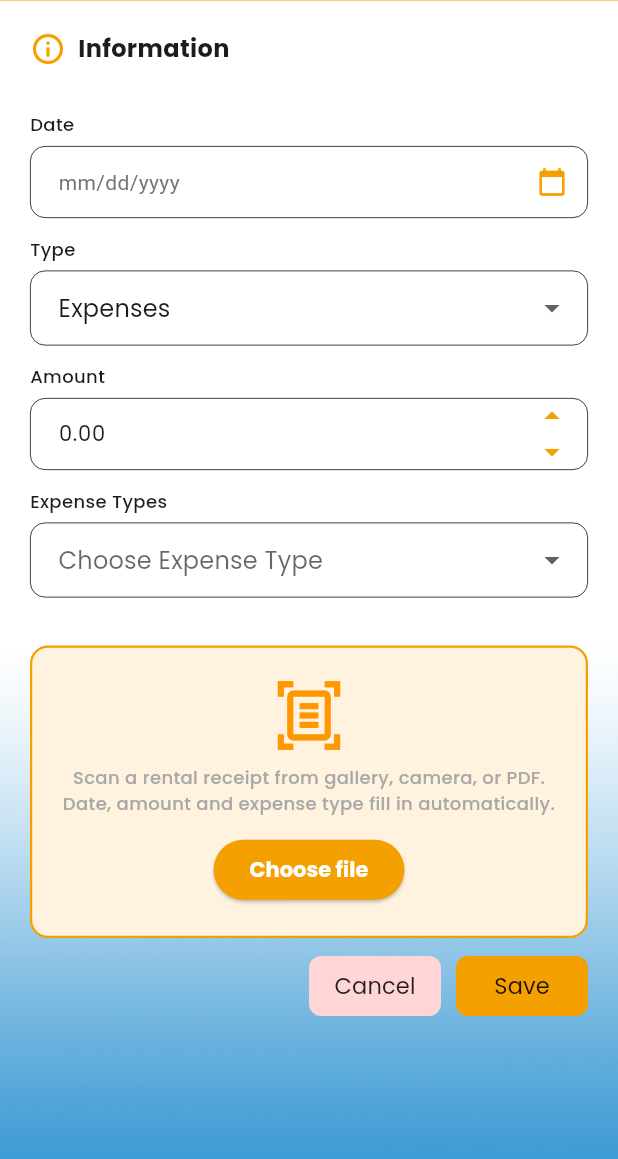
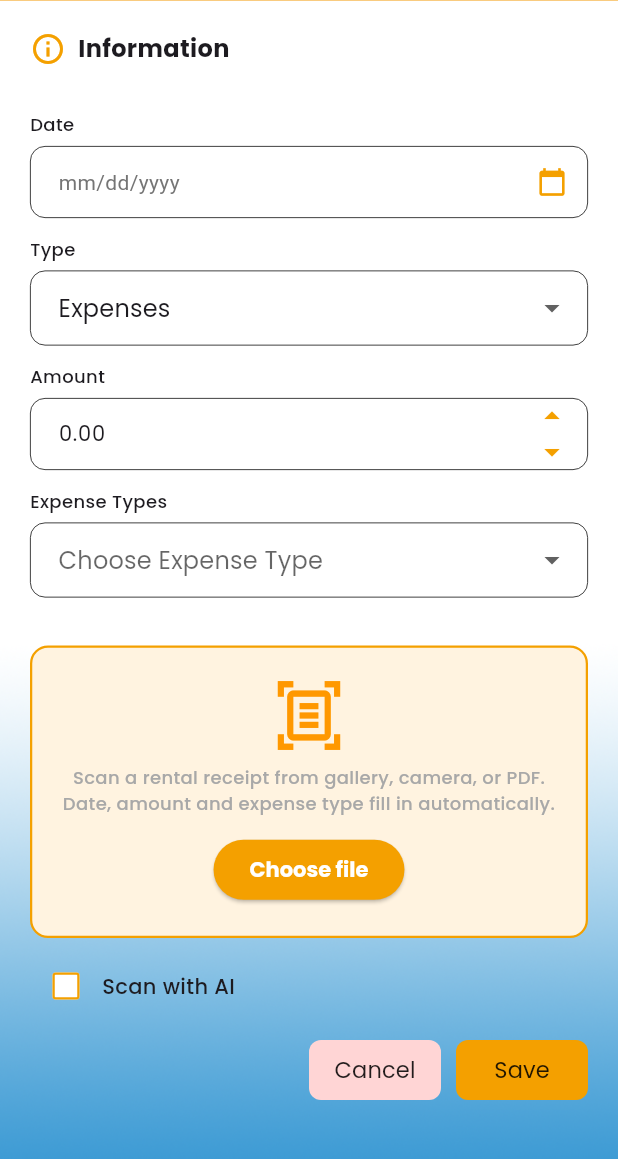
Before and after one commit to AwaisChand/Storax-Tax, a Flutter app: the AddEntryScreen screen opened directly, on a phone screen of 412 x 824 dp, the part 61-1220 px from its top. Run offline on Flutter 3.47's test engine with Material 3 defaults, Android fonts, the phone set to English and light mode, and no system bars; our stand-ins replace cached_network_image, camera, csv, file_picker, fl_chart, flutter_dotenv and 17 more; missing offline and left inert: crop_your_image, cunning_document_scanner, flutter_doc_scanner, flutter_inappwebview, flutter_polyline_points, flutter_stripe and 3 more; accounts and stored records are empty.

Commit message:
WIP optional Scan with AI checkbox on add-entry proofs
Co-authored-by: Cursor <cursoragent@cursor.com>

```diff
--- a/assets/lang/en.json
+++ b/assets/lang/en.json
@@ -112,6 +112,7 @@
   "descNewReceiptText": "Fill in the details to add a new receipt.",
   "uploadFileText": "Upload file",
   "scanReceiptHintText": "Scan a rental receipt from gallery, camera, or PDF. Date, amount and expense type fill in automatically.",
+  "scanWithAiText": "Scan with AI",
   "scanningReceiptText": "Scanning receipt",
   "extractingEntryFieldsText": "Reading date, amount and category",
   "chooseFileText": "Choose file",
--- a/assets/lang/fr.json
+++ b/assets/lang/fr.json
@@ -111,6 +111,7 @@
   "descNewReceiptText": "Remplissez les informations pour ajouter un nouveau reçu.",
   "uploadFileText": "Téléverser le fichier",
   "scanReceiptHintText": "Numérisez un reçu locatif depuis la galerie, l’appareil photo ou un PDF. La date, le montant et le type de dépense se remplissent automatiquement.",
+  "scanWithAiText": "Numériser avec l’IA",
   "scanningReceiptText": "Numérisation du reçu",
   "extractingEntryFieldsText": "Lecture de la date, du montant et de la catégorie",
   "chooseFileText": "Choisir un fichier",
--- a/lib/screens/bottom_nav_bar/bottom_nav_bar_screens/rental_property/rental_property_screens/entry/entry_screens/add_entry_screen.dart
+++ b/lib/screens/bottom_nav_bar/bottom_nav_bar_screens/rental_property/rental_property_screens/entry/entry_screens/add_entry_screen.dart
@@ -150,6 +150,8 @@ class _AddEntryScreenState extends State<AddEntryScreen> {
   }
 
   File? selectedImage;
+  bool scanWithAi = false;
+  String? _scannedProofPath;
   DateTime? selectedDate;
   String selectedType = typeExpense;
   String? selectedExpenseType;
@@ -181,7 +183,7 @@ class _AddEntryScreenState extends State<AddEntryScreen> {
   Future<void> _pickFromGallery() async {
     final picked = await context.read<AuthViewModel>().pickImageFromGallery();
     if (!mounted || picked == null) return;
-    await _scanReceipt(picked);
+    await _handlePickedProof(picked);
   }
 
   Future<void> _pickFromCamera() async {
@@ -189,16 +191,38 @@ class _AddEntryScreenState extends State<AddEntryScreen> {
     if (!mounted) return;
     final picked = await context.read<AuthViewModel>().scanReceiptWithCamera();
     if (!mounted || picked == null) return;
-    await _scanReceipt(picked);
+    await _handlePickedProof(picked);
   }
 
   Future<void> _pickFromPdf() async {
     final picked = await context.read<AuthViewModel>().pickPdfFile();
     if (!mounted || picked == null) return;
-    await _scanReceipt(picked);
+    await _handlePickedProof(picked);
+  }
+
+  Future<void> _handlePickedProof(File file) async {
+    _scannedProofPath = null;
+    if (!scanWithAi) {
+      setState(() {
+        selectedImage = file;
+      });
+      return;
+    }
+    await _scanReceipt(file);
+  }
+
+  Future<void> _setScanWithAi(bool enabled) async {
+    if (scanWithAi == enabled) return;
+    setState(() {
+      scanWithAi = enabled;
+    });
+    if (!enabled || selectedImage == null) return;
+    if (_scannedProofPath == selectedImage!.path) return;
+    await _scanReceipt(selectedImage!);
   }
 
   Future<void> _scanReceipt(File file) async {
+    _scannedProofPath = file.path;
     setState(() {
       selectedImage = file;
     });
@@ -626,7 +650,7 @@ class _AddEntryScreenState extends State<AddEntryScreen> {
         const SizedBox(height: 20),
 
         /// File Upload (only for Expense)
-        if (!isIncome)
+        if (!isIncome) ...[
           Container(
             width: double.infinity,
             padding: const EdgeInsets.all(20),
@@ -785,6 +809,50 @@ class _AddEntryScreenState extends State<AddEntryScreen> {
               ],
             ),
           ),
+          const SizedBox(height: 8),
+          Row(
+            children: [
+              Checkbox(
+                value: scanWithAi,
+                onChanged:
+                    rentalVM.scanLoading
+                        ? null
+                        : (value) {
+                          _setScanWithAi(value ?? false);
+                        },
+                checkColor: AppColors.whiteColor,
+                fillColor: WidgetStateProperty.resolveWith((states) {
+                  if (states.contains(WidgetState.selected)) {
+                    return AppColors.goldenOrangeColor;
+                  }
+                  return AppColors.whiteColor;
+                }),
+                side: BorderSide(
+                  color: AppColors.goldenOrangeColor,
+                  width: 1.5,
+                ),
+              ),
+              Expanded(
+                child: GestureDetector(
+                  onTap:
+                      rentalVM.scanLoading
+                          ? null
+                          : () {
+                            _setScanWithAi(!scanWithAi);
+                          },
+                  child: Text(
+                    AppLocalizations.of(context)!.translate("scanWithAiText") ??
+                        'Scan with AI',
+                    style: GoogleFonts.poppins(
+                      fontWeight: FontWeight.w500,
+                      fontSize: 14,
+                    ),
+                  ),
+                ),
+              ),
+            ],
+          ),
+        ],
 
         const SizedBox(height: 8),
 
--- a/lib/view_models/auth_view_model/auth_view_model.dart
+++ b/lib/view_models/auth_view_model/auth_view_model.dart
@@ -280,7 +280,11 @@ class AuthViewModel extends ChangeNotifier {
       Utils.toastMessage('Scanned file not found.');
       return null;
     }
-    return file;
+    final dir = await getTemporaryDirectory();
+    final dest = File(
+      '${dir.path}/receipt_cam_${DateTime.now().millisecondsSinceEpoch}.jpg',
+    );
+    return file.copy(dest.path);
   }
 
   Future pickSingleImageFromCamera() async {
```
